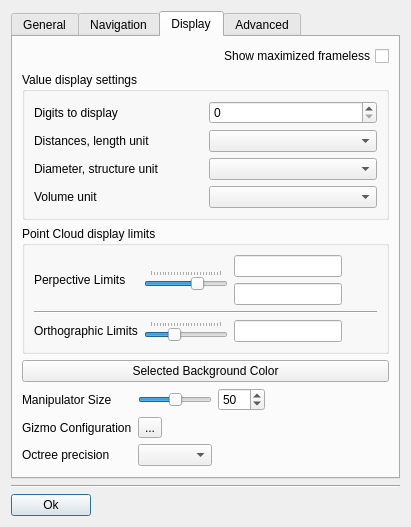
The window that src/gui/forms/DialogSettings.ui (open-scan-crew/OpenScanTools) describes before a commit, drawn with Qt 5.
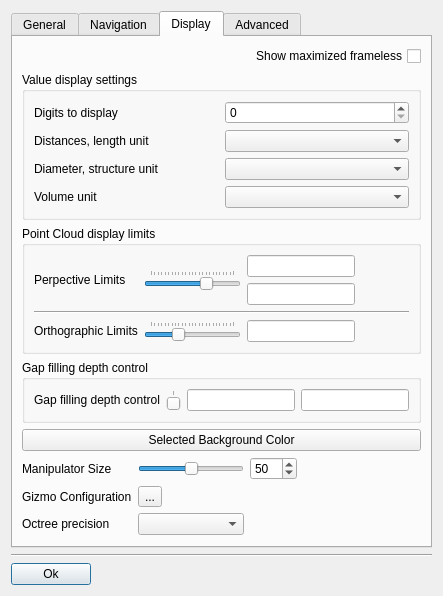
The same window after the commit. The open tabs and pages were chosen to show the change. Icons and pictures are not drawn. Custom widgets are drawn as their Qt base class.

Commit message: Add gap filling depth range control

What changed in the file:
```diff
--- a/src/gui/forms/DialogSettings.ui
+++ b/src/gui/forms/DialogSettings.ui
@@ -795,6 +795,73 @@
          </layout>
         </widget>
        </item>
+       <item row="3" column="2" colspan="3">
+        <widget class="QGroupBox" name="groupBox_gapFillingDepthControl">
+         <property name="title">
+          <string>Gap filling depth control</string>
+         </property>
+         <layout class="QGridLayout" name="gridLayout_gapFillingDepthControl">
+          <item row="0" column="0">
+           <widget class="QLabel" name="label_gapFillingDepthControl">
+            <property name="text">
+             <string>Gap filling depth control</string>
+            </property>
+           </widget>
+          </item>
+          <item row="0" column="1" colspan="2">
+           <widget class="QSlider" name="slider_gapFillingDepth">
+            <property name="sizePolicy">
+             <sizepolicy hsizetype="Expanding" vsizetype="Fixed">
+              <horstretch>0</horstretch>
+              <verstretch>0</verstretch>
+             </sizepolicy>
+            </property>
+            <property name="minimum">
+             <number>1</number>
+            </property>
+            <property name="maximum">
+             <number>50</number>
+            </property>
+            <property name="orientation">
+             <enum>Qt::Horizontal</enum>
+            </property>
+            <property name="tickPosition">
+             <enum>QSlider::TicksAbove</enum>
+            </property>
+            <property name="tickInterval">
+             <number>1</number>
+            </property>
+           </widget>
+          </item>
+          <item row="0" column="3">
+           <widget class="QDoubleEdit" name="lineEdit_minGapFillingDist">
+            <property name="sizePolicy">
+             <sizepolicy hsizetype="Minimum" vsizetype="Fixed">
+              <horstretch>0</horstretch>
+              <verstretch>0</verstretch>
+             </sizepolicy>
+            </property>
+            <property name="readOnly">
+             <bool>true</bool>
+            </property>
+           </widget>
+          </item>
+          <item row="0" column="4">
+           <widget class="QDoubleEdit" name="lineEdit_maxGapFillingDist">
+            <property name="sizePolicy">
+             <sizepolicy hsizetype="Minimum" vsizetype="Fixed">
+              <horstretch>0</horstretch>
+              <verstretch>0</verstretch>
+             </sizepolicy>
+            </property>
+            <property name="readOnly">
+             <bool>true</bool>
+            </property>
+           </widget>
+          </item>
+         </layout>
+        </widget>
+       </item>
        <item row="4" column="2" colspan="3">
         <widget class="QPushButton" name="pushButton_color">
          <property name="sizePolicy">
```
The commit also changes 9 other files.
